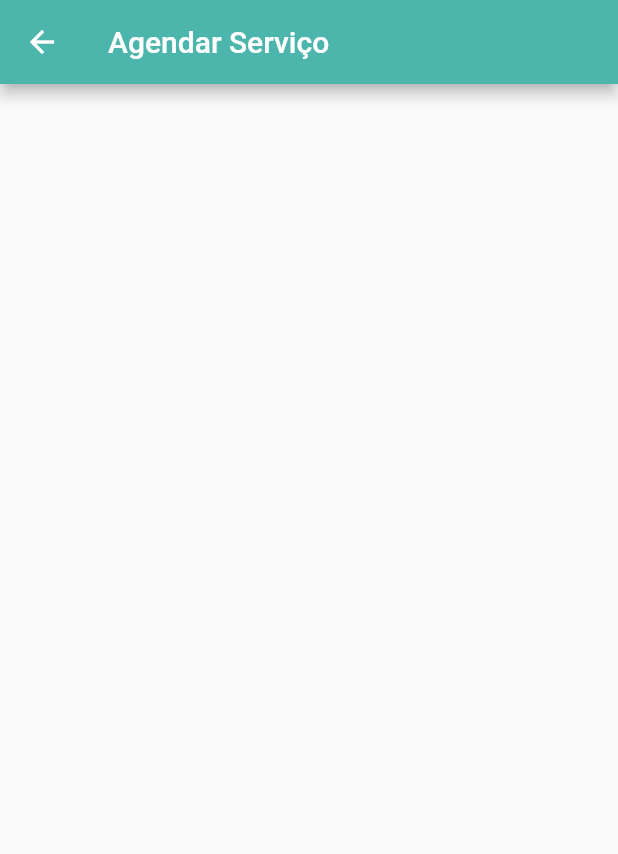
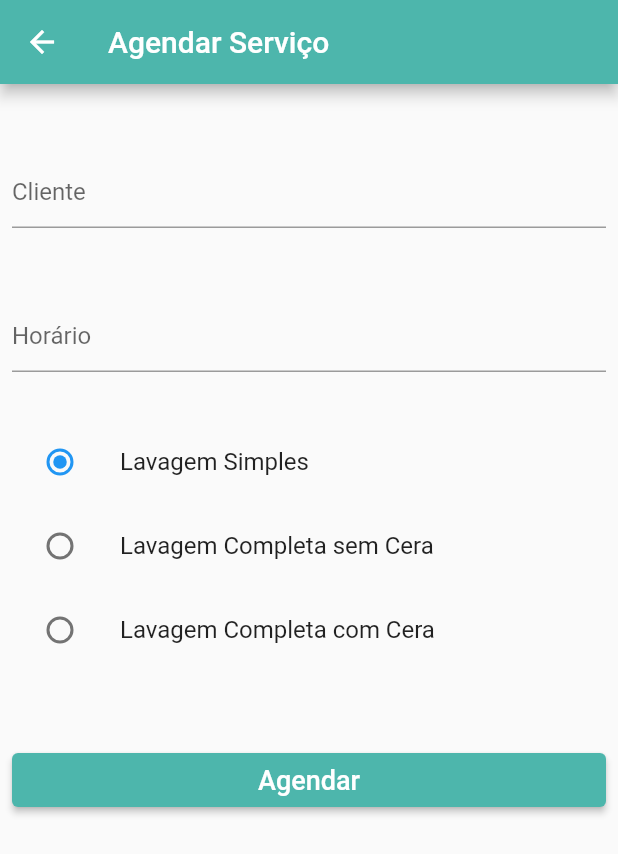
Before and after one commit to MayronSouza/igti_car_washing, a Flutter app: the BookService screen opened by its route, on a phone screen of 412 x 824 dp. Shown: the top 854 px of the screen. Run offline on Flutter 3.47's test engine with Material 2 defaults, Android fonts, the phone set to English and light mode, and no system bars; our stand-ins replace splashscreen.

Commit message:
finalizing of customization of the BookService

```diff
--- a/lib/screens/BookService.dart
+++ b/lib/screens/BookService.dart
@@ -1,4 +1,10 @@
 import 'package:flutter/material.dart';
+
+enum SigningCharacter {
+  simple_washing,
+  premium_washing_without_wax,
+  premium_washing_with_wax
+}
 
 class BookService extends StatefulWidget {
   @override
@@ -6,6 +12,32 @@ class BookService extends StatefulWidget {
 }
 
 class _BookServiceState extends State<BookService> {
+  TextEditingController _customer = TextEditingController();
+  TextEditingController _appointment = TextEditingController();
+
+  SigningCharacter _washing = SigningCharacter.simple_washing;
+
+  String service = '';
+
+  _handleBookServiceData() {
+    print('Cliente: ${_customer.text}');
+    print('Horário: ${_appointment.text}');
+
+    switch (_washing.index) {
+      case 0:
+        service = 'Lavagem Simples';
+        break;
+      case 1:
+        service = 'Lavagem Completa sem cera';
+        break;
+      case 2:
+        service = 'Lavagem Completa com cera';
+        break;
+      default:
+    }
+    print('Tipo de Serviço: $service');
+  }
+
   @override
   Widget build(BuildContext context) {
     return Scaffold(
@@ -13,6 +45,102 @@ class _BookServiceState extends State<BookService> {
         title: Text('Agendar Serviço'),
         backgroundColor: Colors.teal[300],
       ),
+      body: SingleChildScrollView(
+        child: Column(
+          // mainAxisAlignment: MainAxisAlignment.center,
+          children: [
+            Padding(
+              padding: const EdgeInsets.only(
+                left: 8.0,
+                top: 48.0,
+                right: 8.0,
+              ),
+              child: TextField(
+                controller: _customer,
+                decoration: InputDecoration(
+                  hintText: 'Cliente',
+                ),
+              ),
+            ),
+            Padding(
+              padding: const EdgeInsets.only(
+                left: 8.0,
+                top: 48.0,
+                right: 8.0,
+              ),
+              child: TextField(
+                controller: _appointment,
+                decoration: InputDecoration(
+                  hintText: 'Horário',
+                ),
+                keyboardType: TextInputType.phone,
+              ),
+            ),
+            Padding(
+              padding: const EdgeInsets.only(top: 32.0),
+              child: ListTile(
+                title: const Text('Lavagem Simples'),
+                leading: Radio<SigningCharacter>(
+                  value: SigningCharacter.simple_washing,
+                  groupValue: _washing,
+                  onChanged: (SigningCharacter value) {
+                    setState(() {
+                      _washing = value;
+                    });
+                  },
+                ),
+              ),
+            ),
+            ListTile(
+              title: const Text('Lavagem Completa sem Cera'),
+              leading: Radio<SigningCharacter>(
+                value: SigningCharacter.premium_washing_without_wax,
+                groupValue: _washing,
+                onChanged: (SigningCharacter value) {
+                  setState(() {
+                    _washing = value;
+                  });
+                },
+              ),
+            ),
+            ListTile(
+              title: const Text('Lavagem Completa com Cera'),
+              leading: Radio<SigningCharacter>(
+                value: SigningCharacter.premium_washing_with_wax,
+                groupValue: _washing,
+                onChanged: (SigningCharacter value) {
+                  setState(() {
+                    _washing = value;
+                  });
+                },
+              ),
+            ),
+            Padding(
+              padding: const EdgeInsets.only(
+                left: 8.0,
+                top: 48.0,
+                right: 8.0,
+              ),
+              child: SizedBox(
+                width: double.infinity,
+                child: ElevatedButton(
+                  onPressed: _handleBookServiceData,
+                  child: Text(
+                    'Agendar',
+                    style: TextStyle(
+                      fontSize: 18.0,
+                    ),
+                  ),
+                  style: ButtonStyle(
+                    backgroundColor:
+                        MaterialStateProperty.all(Colors.teal[300]),
+                  ),
+                ),
+              ),
+            ),
+          ],
+        ),
+      ),
     );
   }
 }
```
